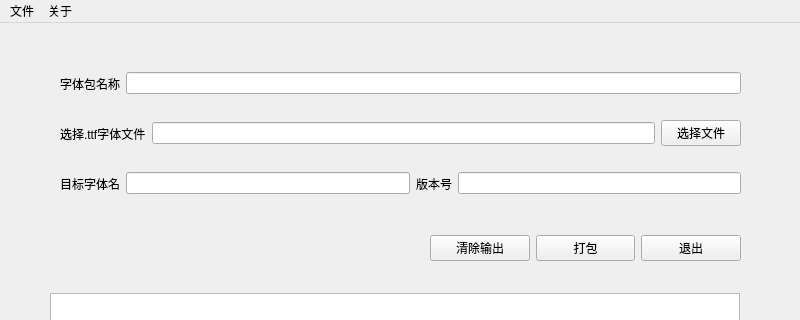
Above: main_window.ui from Yuyuko1024/Motorola-Fonts-Packer before the change; both pictures show x 0 to 800 and y 0 to 320 of the 800 by 520 pixel window. Below: the same form after it.
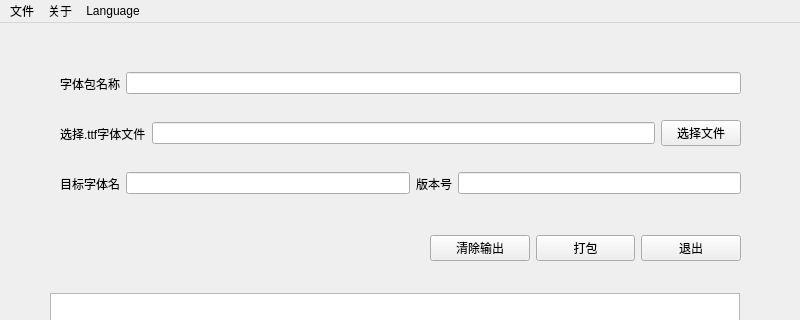
That is the form after the change. Custom widgets are drawn as their Qt base class.

```diff
--- a/main_window.ui
+++ b/main_window.ui
@@ -166,8 +166,16 @@
     <addaction name="separator"/>
     <addaction name="action_Qt"/>
    </widget>
+   <widget class="QMenu" name="menuLanguage">
+    <property name="title">
+     <string>Language</string>
+    </property>
+    <addaction name="actionLangEnglish"/>
+    <addaction name="actionLangChs"/>
+   </widget>
    <addaction name="menu"/>
    <addaction name="menu_2"/>
+   <addaction name="menuLanguage"/>
   </widget>
   <widget class="QStatusBar" name="statusbar"/>
   <action name="action_open_workspace">
```
Left out of the diff: 10 changed lines with no effect on the pictures.
